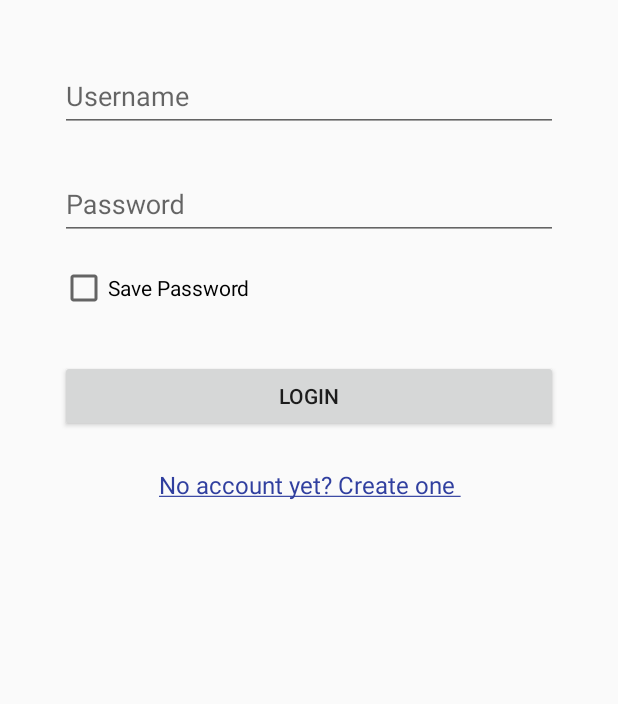
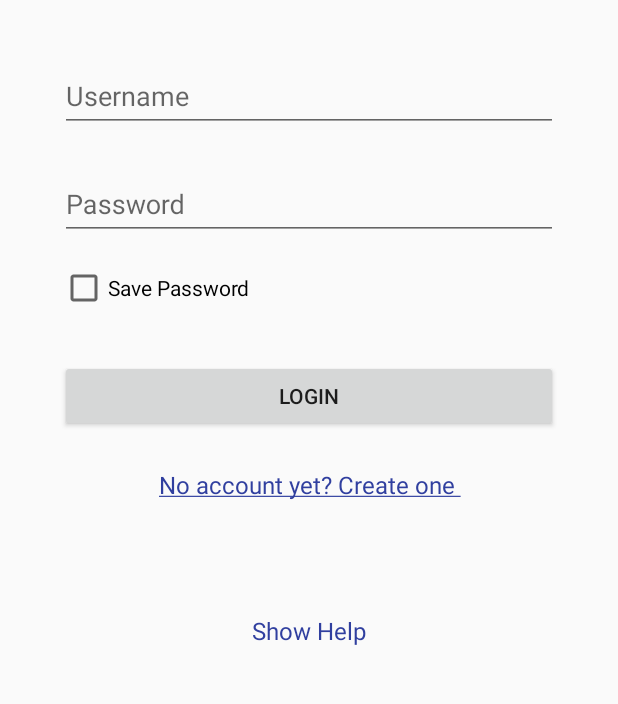
Before and after one commit to DudeStudienarbeitLMAO/TINF15B4-LSMF, an Android app: the login screen opened directly, with no data from a screen before it, on a phone screen of 412 x 824 dp, the part 252-956 px from its top. Run offline under Robolectric (Android 15) with nearby library versions, the phone set to English and light mode, and no system bars.

Commit message:
minor layout changes

```diff
--- a/app/src/main/java/com/example/fabian/tinf15b4_lsmf/MainActivity.java
+++ b/app/src/main/java/com/example/fabian/tinf15b4_lsmf/MainActivity.java
@@ -73,6 +73,10 @@ public class MainActivity extends AppCompatActivity {
                 Intent r = new Intent(getApplicationContext(), SettingsActivity.class);
                 startActivity(r);
                 return true;
+            case R.id.show_help:
+                Intent k = new Intent(getApplicationContext(), help.class);
+                startActivity(k);
+                return true;
             default:
                 return super.onOptionsItemSelected(item);
         }
--- a/app/src/main/java/com/example/fabian/tinf15b4_lsmf/login.java
+++ b/app/src/main/java/com/example/fabian/tinf15b4_lsmf/login.java
@@ -14,7 +14,7 @@ public class login extends AppCompatActivity {
 
     EditText txt_name, txt_password;
     AppCompatButton btn_login;
-    TextView lbl_reset;
+    TextView lbl_reset, lbl_help;
 
     int failedLoginAttempts = 0;
 
@@ -26,7 +26,7 @@ public class login extends AppCompatActivity {
         setContentView(R.layout.activity_login);
 
         txt_name = (EditText) findViewById(R.id.input_username);
-
+        lbl_help = (TextView) findViewById(R.id.link_help);
         txt_password = (EditText) findViewById(R.id.input_password);
 
         btn_login  = (AppCompatButton) findViewById(R.id.btn_login);
@@ -44,6 +44,15 @@ public class login extends AppCompatActivity {
             @Override
             public void onClick(View view) {
                 resetPassword();
+            }
+        });
+
+
+        lbl_help.setOnClickListener(new View.OnClickListener() {
+            @Override
+            public void onClick(View view) {
+                Intent k = new Intent(getApplicationContext(), help.class);
+                startActivity(k);
             }
         });
 
--- a/app/src/main/res/layout/activity_login.xml
+++ b/app/src/main/res/layout/activity_login.xml
@@ -96,5 +96,17 @@ android:paddingTop="@dimen/activity_vertical_margin"
         android:textColor="@color/colorPrimaryDark"
         android:visibility="invisible"/>
 
+    <TextView android:id="@+id/link_help"
+        android:layout_width="fill_parent"
+        android:layout_height="wrap_content"
+        android:layout_marginTop="5dp"
+        android:text="Show Help"
+        android:gravity="center"
+        android:textSize="16dip"
+        android:onClick="navToRegister"
+        android:textColor="@color/colorPrimaryDark"
+        android:visibility="visible"/>
+
+
 </LinearLayout>
 </ScrollView>
--- a/app/src/main/res/xml/pref_general.xml
+++ b/app/src/main/res/xml/pref_general.xml
@@ -9,6 +9,7 @@
     <!-- NOTE: EditTextPreference accepts EditText attributes. -->
     <!-- NOTE: EditTextPreference's summary should be set to its value by the activity code. -->
     <EditTextPreference
+        android:id="@+id/displayname"
         android:capitalize="words"
         android:defaultValue="@string/pref_default_display_name"
         android:inputType="textCapWords"
```
Also changed, not shown: app/src/main/AndroidManifest.xml (+8 -3 lines), app/src/main/java/com/example/fabian/tinf15b4_lsmf/help.java (added, +13 -0 lines), app/src/main/res/layout/activity_help.xml (added, +22 -0 lines), app/src/main/res/menu/main_menu.xml (+9 -4 lines), 1 other file.
